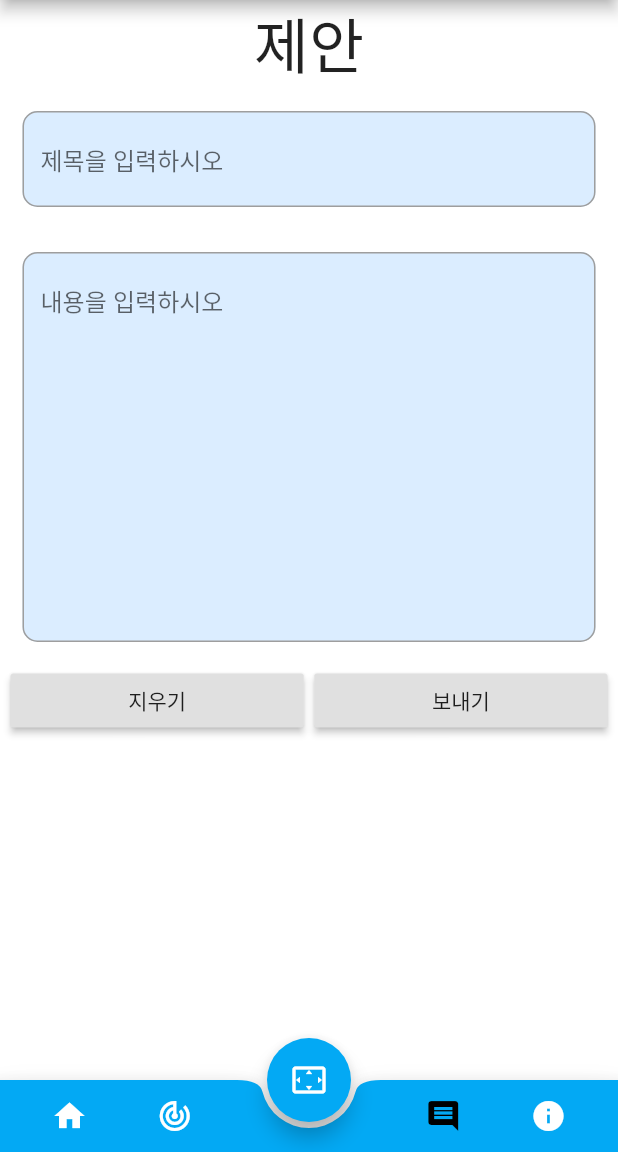
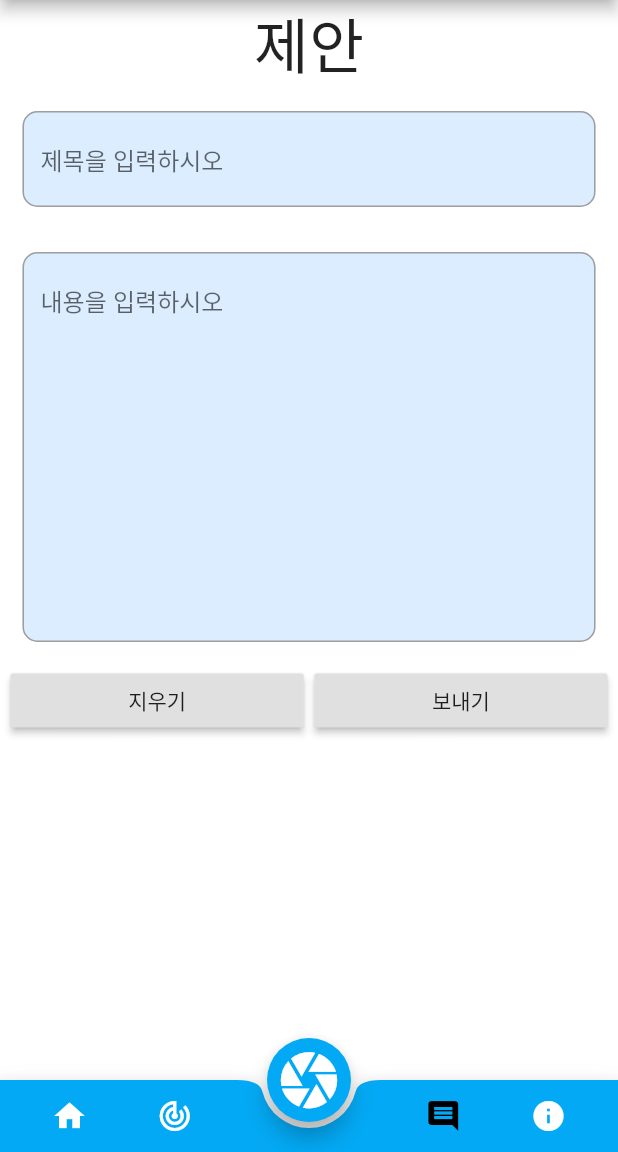
Before and after one commit to soo-oon/CheQ-in, a Flutter app: the FrontEndHomeView screen opened directly, item 3 of the bottom bar chosen, on a phone screen of 412 x 824 dp, the part 84-1236 px from its top. Run offline on Flutter 3.47's test engine with Material 2 defaults, Android fonts, the phone set to English and light mode, and no system bars; our stand-ins replace cloud_firestore, convex_bottom_bar, firebase_auth, firebase_messaging, font_awesome_flutter, get_it and 3 more; missing offline and left inert: dart:ffi, json_table, qrscan; accounts and stored records are empty; generated files the repository leaves out were written again; Roboto replaces fonts that are missing (Open Sans).

```diff
--- a/lib/frontend/views/frontend_home_view.dart
+++ b/lib/frontend/views/frontend_home_view.dart
@@ -38,7 +38,7 @@ class FrontEndHomeView extends StatelessWidget {
             floatingActionButtonLocation: FloatingActionButtonLocation.centerDocked,
             floatingActionButton: FloatingActionButton(
 
-              child: Icon(Icons.settings_overscan, color: Const.UNSELECTED_COLOR,),
+              child: Icon(Icons.camera, color: Const.UNSELECTED_COLOR, size: 45,),
               onPressed: () => model.setIndex(2),
               backgroundColor: Colors.lightBlue,
             ),
```
Also changed, not shown: 1 other file.
